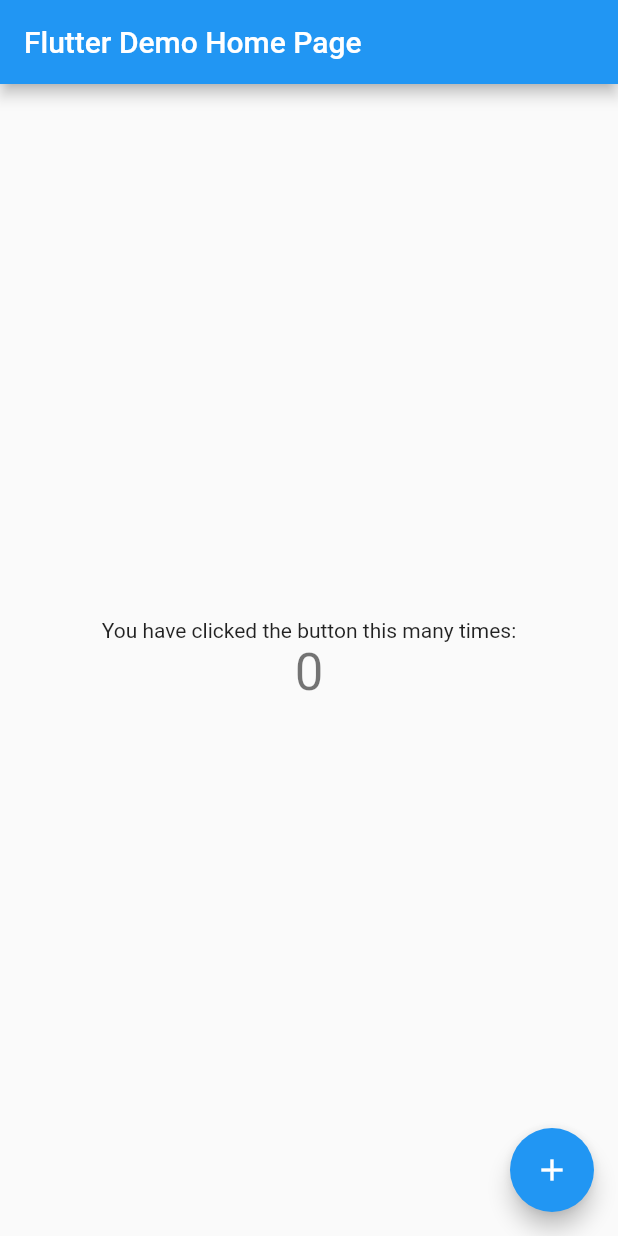
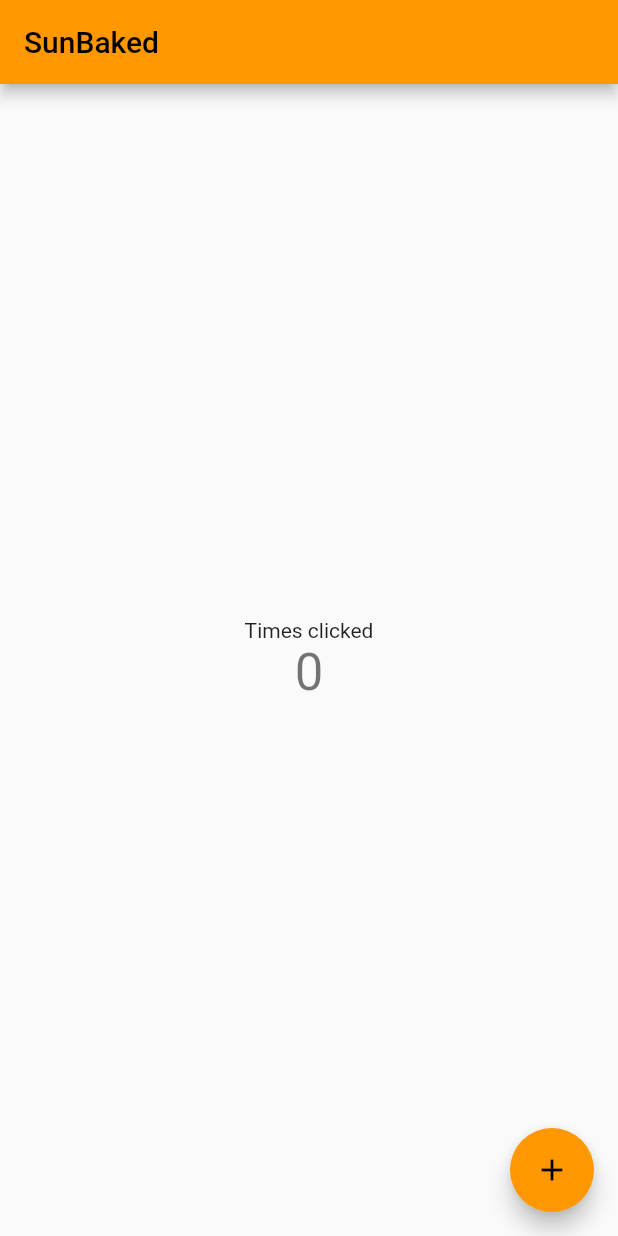
Before and after one commit to Sunbaked-Bricks/app, a Flutter app: the screen it shows after launch, on a phone screen of 412 x 824 dp. Run offline on Flutter 3.47's test engine with Material 2 defaults, Android fonts, the phone set to English and light mode, and no system bars.

Commit message:
playing with http

```diff
--- a/lib/main.dart
+++ b/lib/main.dart
@@ -11,7 +11,7 @@
   @override
   Widget build(BuildContext context) {
     return MaterialApp(
-      title: 'Flutter Demo',
+      title: 'SunBaked Proto',
       theme: ThemeData(
         // This is the theme of your application.
         //
@@ -22,9 +22,9 @@
         // or simply save your changes to "hot reload" in a Flutter IDE).
         // Notice that the counter didn't reset back to zero; the application
         // is not restarted.
-        primarySwatch: Colors.blue,
+        primarySwatch: Colors.orange,
       ),
-      home: const MyHomePage(title: 'Flutter Demo Home Page'),
+      home: const MyHomePage(title: 'SunBaked'),
     );
   }
 }
@@ -96,7 +96,7 @@
           mainAxisAlignment: MainAxisAlignment.center,
           children: <Widget>[
             const Text(
-              'You have clicked the button this many times:',
+              'Times clicked',
             ),
             Text(
               '$_counter',
--- a/pubspec.yaml
+++ b/pubspec.yaml
@@ -35,6 +35,7 @@
   # The following adds the Cupertino Icons font to your application.
   # Use with the CupertinoIcons class for iOS style icons.
   cupertino_icons: ^1.0.2
+  http: ^0.13.5
 
 dev_dependencies:
   flutter_test:
```
Also changed, not shown: pubspec.lock.
